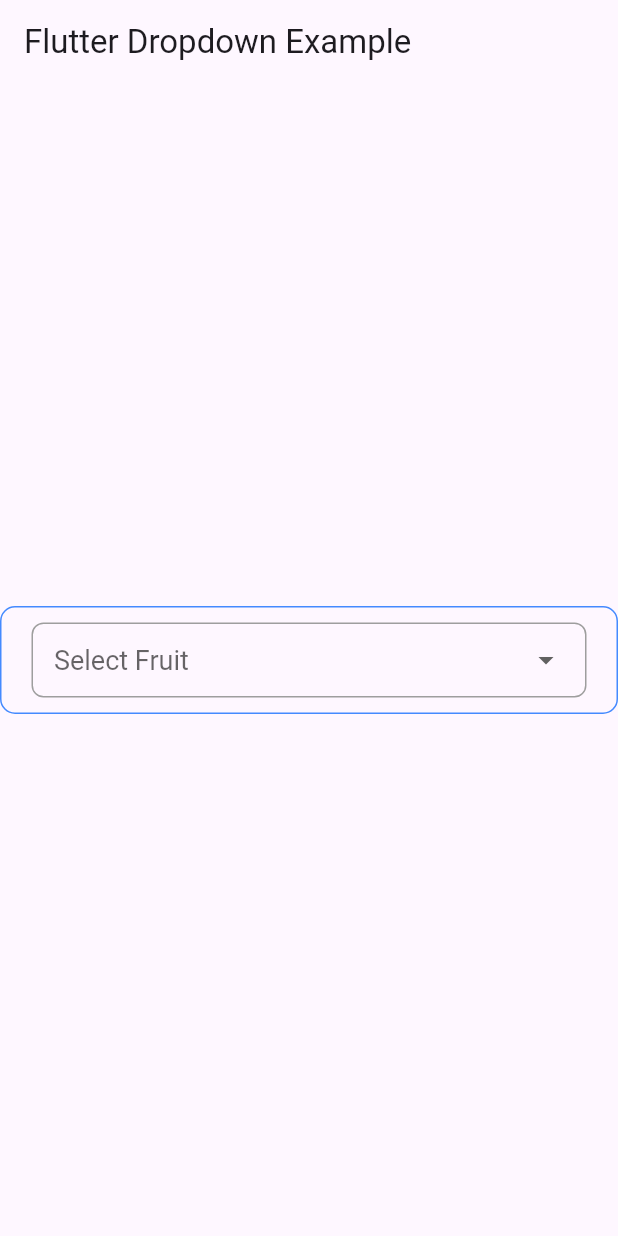
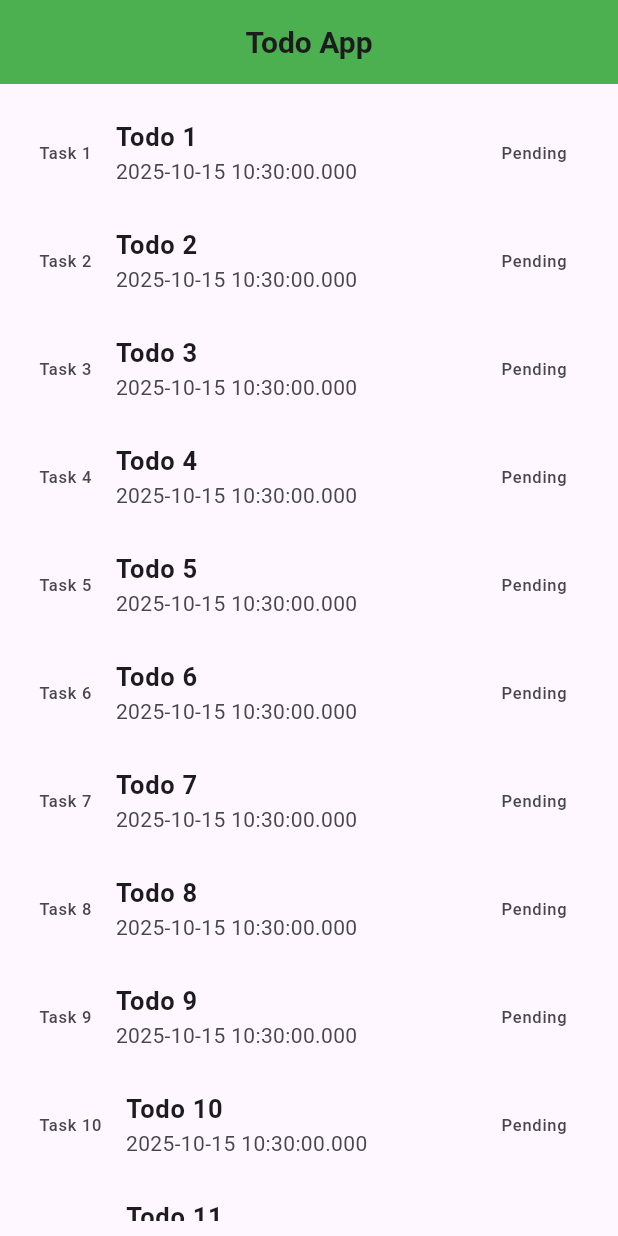
Before and after one commit to RazzaqAhmad/my_new_app, a Flutter app: the screen it shows after launch, on a phone screen of 412 x 824 dp. Run offline on Flutter 3.47's test engine with Material 3 defaults, Android fonts, the phone set to English and light mode, and no system bars; drawn by our look-alikes of dropdown_button2.

Commit message:
alltodosscreen

```diff
--- /dev/null
+++ b/lib/Models/todo.dart
@@ -0,0 +1,29 @@
+class Todo {
+  String title;
+  String date;
+  bool iScompleted;
+  Todo({required this.title, required this.date, required this.iScompleted});
+}
+
+List<Todo> todolist = [
+  Todo(title: "Todo 1", date: DateTime.now().toString(), iScompleted: false),
+  Todo(title: "Todo 2", date: DateTime.now().toString(), iScompleted: false),
+  Todo(title: "Todo 3", date: DateTime.now().toString(), iScompleted: false),
+  Todo(title: "Todo 4", date: DateTime.now().toString(), iScompleted: false),
+  Todo(title: "Todo 5", date: DateTime.now().toString(), iScompleted: false),
+  Todo(title: "Todo 6", date: DateTime.now().toString(), iScompleted: false),
+  Todo(title: "Todo 7", date: DateTime.now().toString(), iScompleted: false),
+  Todo(title: "Todo 8", date: DateTime.now().toString(), iScompleted: false),
+  Todo(title: "Todo 9", date: DateTime.now().toString(), iScompleted: false),
+  Todo(title: "Todo 10", date: DateTime.now().toString(), iScompleted: false),
+  Todo(title: "Todo 11", date: DateTime.now().toString(), iScompleted: false),
+  Todo(title: "Todo 12", date: DateTime.now().toString(), iScompleted: false),
+  Todo(title: "Todo 13", date: DateTime.now().toString(), iScompleted: false),
+  Todo(title: "Todo 14", date: DateTime.now().toString(), iScompleted: false),
+  Todo(title: "Todo 15", date: DateTime.now().toString(), iScompleted: false),
+  Todo(title: "Todo 16", date: DateTime.now().toString(), iScompleted: false),
+  Todo(title: "Todo 17", date: DateTime.now().toString(), iScompleted: false),
+  Todo(title: "Todo 18", date: DateTime.now().toString(), iScompleted: false),
+  Todo(title: "Todo 19", date: DateTime.now().toString(), iScompleted: false),
+  Todo(title: "Todo 20", date: DateTime.now().toString(), iScompleted: false),
+];
--- /dev/null
+++ b/lib/My_Screens/alltodos_screen.dart
@@ -0,0 +1,69 @@
+import 'package:flutter/cupertino.dart';
+import 'package:flutter/material.dart';
+import 'package:my_new_app/Models/todo.dart';
+import 'package:my_new_app/My_Screens/singletodo_screen.dart';
+
+class AllTodosScreen extends StatefulWidget {
+  const AllTodosScreen({super.key});
+
+  @override
+  State<AllTodosScreen> createState() => _AllTodosScreenState();
+}
+
+class _AllTodosScreenState extends State<AllTodosScreen> {
+  @override
+  Widget build(BuildContext context) {
+    return Scaffold(
+      appBar: AppBar(
+        centerTitle: true,
+        backgroundColor: Colors.green,
+        title: Text(
+          "Todo App",
+          style: TextStyle(fontSize: 20, fontWeight: FontWeight.bold),
+        ),
+      ),
+      body: SafeArea(
+        child: Padding(
+          padding: EdgeInsets.all(10),
+          child: Column(
+            children: [
+              Expanded(
+                child: ListView.builder(
+                  itemCount: todolist.length,
+                  itemBuilder: (context, index) {
+                    return ListTile(
+                      onTap: () {
+                        Navigator.push(
+                          context,
+                          MaterialPageRoute(
+                            builder: (context) {
+                              return SingleTodoScreen(todo: todolist[index]);
+                            },
+                          ),
+                        );
+                      },
+                      hoverColor: Colors.blue,
+                      //tileColor: Colors.greenAccent,
+                      leading: Text("Task ${index + 1}"),
+                      title: Text(
+                        todolist[index].title,
+                        style: TextStyle(
+                          fontSize: 17,
+                          fontWeight: FontWeight.bold,
+                        ),
+                      ),
+                      subtitle: Text(todolist[index].date),
+                      trailing: Text(
+                        todolist[index].iScompleted ? "Completed" : "Pending",
+                      ),
+                    );
+                  },
+                ),
+              ),
+            ],
+          ),
+        ),
+      ),
+    );
+  }
+}
--- a/lib/My_Screens/dropdownexample.dart
+++ /dev/null
@@ -1,83 +0,0 @@
-import 'package:dropdown_button2/dropdown_button2.dart';
-import 'package:flutter/material.dart';
-
-class DropdownExample extends StatefulWidget {
-  @override
-  _DropdownExampleState createState() => _DropdownExampleState();
-}
-
-class _DropdownExampleState extends State<DropdownExample> {
-  String? selectedValue;
-
-  final List<Map<String, dynamic>> items = [
-    {'fruit': 'Apple', 'color': Colors.red},
-    {'fruit': 'Banana', 'color': Colors.yellow},
-    {'fruit': 'Grapes', 'color': Colors.green},
-    {'fruit': 'Orange', 'color': Colors.orange},
-    {'fruit': 'Mango', 'color': Colors.amber},
-  ];
-
-  Color? selectedColor;
-
-  @override
-  Widget build(BuildContext context) {
-    return Scaffold(
-      appBar: AppBar(title: const Text('Flutter Dropdown Example')),
-      body: Center(
-        child: Container(
-          width: 1300,
-          padding: const EdgeInsets.symmetric(horizontal: 20, vertical: 10),
-          decoration: BoxDecoration(
-            border: Border.all(color: Colors.blueAccent),
-            borderRadius: BorderRadius.circular(10),
-          ),
-          child: DropdownButtonHideUnderline(
-            child: DropdownButton2<String>(
-              value: selectedValue,
-              hint: Text('Select Fruit'),
-              isExpanded: true,
-              style: const TextStyle(color: Colors.black, fontSize: 18),
-              onChanged: (String? newValue) {
-                setState(() {
-                  selectedValue = newValue!;
-                  selectedColor = items.firstWhere(
-                    (item) => item['fruit'] == newValue,
-                  )['color'];
-                });
-              },
-              buttonStyleData: ButtonStyleData(
-                height: 50,
-                width: 180,
-                padding: EdgeInsets.symmetric(horizontal: 14),
-                decoration: BoxDecoration(
-                  borderRadius: BorderRadius.all(Radius.circular(8)),
-                  border: Border.fromBorderSide(BorderSide(color: Colors.grey)),
-                ),
-              ),
-              dropdownStyleData: DropdownStyleData(
-                direction: DropdownDirection.left,
-                maxHeight: 200, // limit height
-                decoration: BoxDecoration(
-                  color: selectedColor,
-                  borderRadius: BorderRadius.all(Radius.circular(8)),
-                ),
-              ),
-              items: items.map<DropdownMenuItem<String>>((mp) {
-                return DropdownMenuItem<String>(
-                  value: mp['fruit'],
-                  child: Row(
-                    children: [
-                      CircleAvatar(backgroundColor: mp['color'], radius: 8),
-                      const SizedBox(width: 10),
-                      Text(mp['fruit']),
-                    ],
-                  ),
-                );
-              }).toList(),
-            ),
-          ),
-        ),
-      ),
-    );
-  }
-}
--- a/lib/main.dart
+++ b/lib/main.dart
@@ -1,7 +1,11 @@
 import 'package:flutter/material.dart';
-import 'package:my_new_app/My_Screens/dropdownexample.dart';
+import 'package:my_new_app/Models/todo.dart';
+import 'package:my_new_app/My_Screens/alltodos_screen.dart';
 
 void main() {
+  todolist.forEach(
+    (element) => print(element.title + "" + element.iScompleted.toString()),
+  );
   runApp(const MyApp());
 }
 
@@ -11,11 +15,12 @@ class MyApp extends StatelessWidget {
   @override
   Widget build(BuildContext context) {
     return MaterialApp(
+      debugShowCheckedModeBanner: false,
       title: 'Flutter Demo',
       theme: ThemeData(
         colorScheme: ColorScheme.fromSeed(seedColor: Colors.deepPurple),
       ),
-      home: DropdownExample(),
+      home: AllTodosScreen(),
     );
   }
 }
```
Also changed, not shown: lib/My_Screens/singletodo_screen.dart (added, +85 -0 lines).
